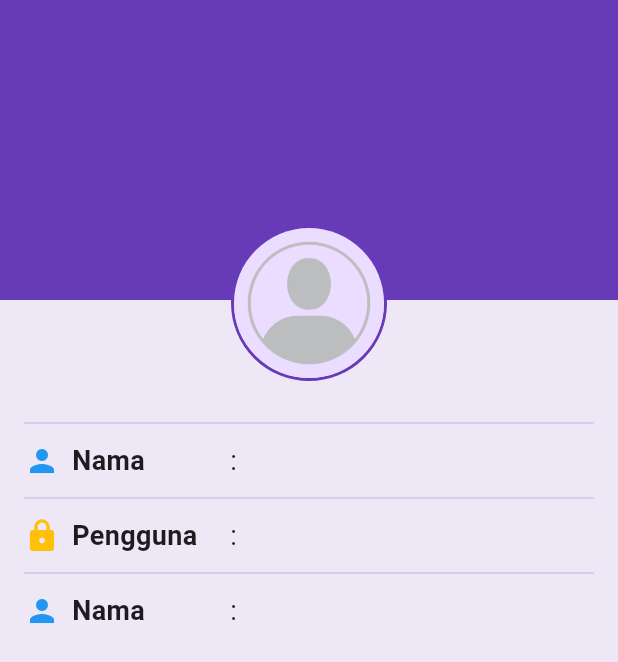
After one commit to mkhaelvito/wisata_candi_mikhael, a Flutter app: the ProfileScreen screen opened directly, on a phone screen of 412 x 824 dp. The commit adds this screen. Shown: the top 662 px of the screen. Run offline on Flutter 3.47's test engine with Material 3 defaults, Android fonts, the light colour scheme and no system bars; statements that could not run were skipped.

Commit message:
profilescreen

```diff
--- a/lib/main.dart
+++ b/lib/main.dart
@@ -29,7 +29,7 @@ class MyApp extends StatelessWidget {
         ),
         useMaterial3: true,
       ),
-      home: SignInScreen(),
+      home: ProfileScreen(),
     );
   }
 }
--- /dev/null
+++ b/lib/screens/ProfileScreen.dart
@@ -0,0 +1,164 @@
+import 'package:flutter/material.dart';
+
+class ProfileScreen extends StatefulWidget {
+  const ProfileScreen({super.key});
+
+  @override
+  State<ProfileScreen> createState() => _ProfileScreenState();
+}
+
+class _ProfileScreenState extends State<ProfileScreen> {
+  bool isSignedIn = false;
+  String fullName = '';
+  String userName = '';
+  int favoriteCandicount = 0;
+
+  @override
+  Widget build(BuildContext context) {
+    return Scaffold(
+      body: Stack(
+        children: [
+          Container(
+            height: 200,
+            width: double.infinity,
+            color: Colors.deepPurple,
+          ),
+          Padding(
+            padding: const EdgeInsets.symmetric(horizontal: 16),
+            child: Column(
+              children: [
+                //TODO: 2. Buat bagian profileheader yang berisi gambar profile
+                Align(
+                  alignment: Alignment.topCenter,
+                  child: Padding(
+                    padding: const EdgeInsets.only(top: 200 - 50),
+                    child: Stack(
+                      alignment: Alignment.bottomRight,
+                      children: [
+                        Container(
+                          decoration: BoxDecoration(
+                            border: Border.all(
+                              color: Colors.deepPurple,
+                              width: 2,
+                            ),
+                            shape: BoxShape.circle,
+                          ),
+                          child: CircleAvatar(
+                            radius: 50,
+                            backgroundImage: AssetImage(
+                              'images/placeholder_image.png',
+                            ),
+                          ),
+                        ),
+                        if (isSignedIn)
+                          IconButton(
+                            onPressed: () {},
+                            icon: Icon(
+                              Icons.camera_alt,
+                              color: Colors.deepPurple[50],
+                            ),
+                          ),
+                      ],
+                    ),
+                  ),
+                ),
+                //TODO: 3. Buat bagian Profileinfo yang berisi info profil
+                SizedBox(height: 20),
+                Divider(color: Colors.deepPurple[100]),
+                SizedBox(height: 4),
+                Row(
+                  children: [
+                    SizedBox(
+                      width: MediaQuery.of(context).size.width / 3,
+                      child: Row(
+                        children: [
+                          Icon(Icons.person, color: Colors.blue),
+                          SizedBox(width: 8),
+                          Text(
+                            'Nama',
+                            style: TextStyle(
+                              fontSize: 18,
+                              fontWeight: FontWeight.bold,
+                            ),
+                          ),
+                        ],
+                      ),
+                    ),
+                    Expanded(
+                      child: Text(
+                        ': $fullName',
+                        style: TextStyle(fontSize: 18),
+                      ),
+                    ),
+                    if (isSignedIn) Icon(Icons.edit),
+                  ],
+                ),
+                SizedBox(height: 4),
+                Divider(color: Colors.deepPurple[100]),
+                SizedBox(height: 4),
+                Row(
+                  children: [
+                    SizedBox(
+                      width: MediaQuery.of(context).size.width / 3,
+                      child: Row(
+                        children: [
+                          Icon(Icons.lock, color: Colors.amber),
+                          SizedBox(width: 8),
+                          Text(
+                            'Pengguna',
+                            style: TextStyle(
+                              fontSize: 18,
+                              fontWeight: FontWeight.bold,
+                            ),
+                          ),
+                        ],
+                      ),
+                    ),
+                    Expanded(
+                      child: Text(
+                        ': $userName',
+                        style: TextStyle(fontSize: 18),
+                      ),
+                    ),
+                  ],
+                ),
+                SizedBox(height: 4,),
+                Divider(color: Colors.deepPurple[100],),
+                SizedBox(height: 4,),
+                Row(
+                  children: [
+                    SizedBox(
+                      width: MediaQuery.of(context).size.width / 3,
+                      child: Row(
+                        children: [
+                          Icon(Icons.person, color: Colors.blue),
+                          SizedBox(width: 8),
+                          Text(
+                            'Nama',
+                            style: TextStyle(
+                              fontSize: 18,
+                              fontWeight: FontWeight.bold,
+                            ),
+                          ),
+                        ],
+                      ),
+                    ),
+                    Expanded(
+                      child: Text(
+                        ': $fullName',
+                        style: TextStyle(fontSize: 18),
+                      ),
+                    ),
+                    if (isSignedIn) Icon(Icons.edit),
+                  ],
+                )
+                //TODO: 4. Buat ProfileAction yang berisi TextButton sign in/out
+
+              ],
+            ),
+          ),
+        ],
+      ),
+    );
+  }
+}
```
